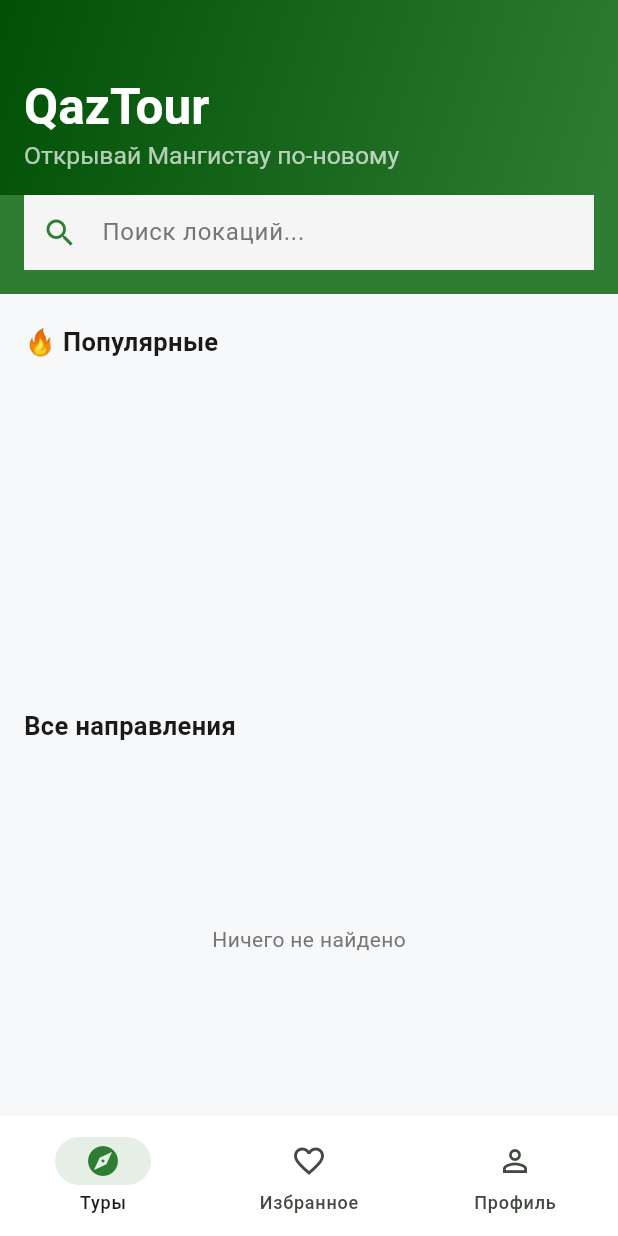
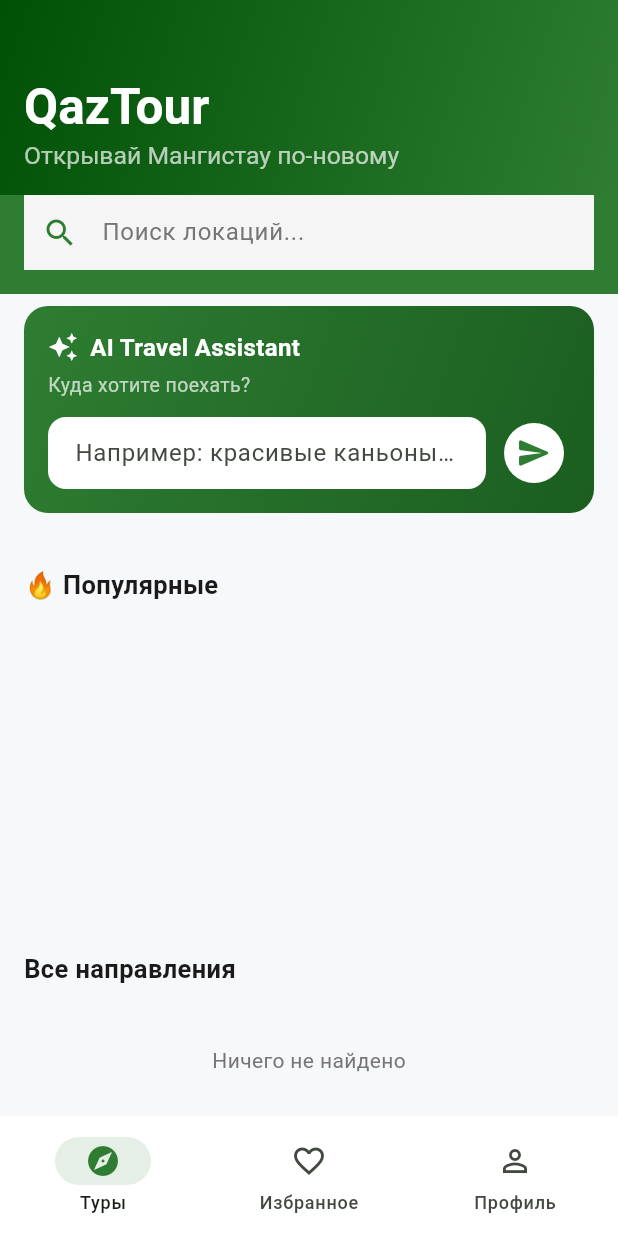
Before and after one commit to ustabarkz-cpu/qaztour, a Flutter app: the HomeScreen screen opened by its route, on a phone screen of 412 x 824 dp. Run offline on Flutter 3.47's test engine with Material 3 defaults, Android fonts, the phone set to English and light mode, and no system bars; our stand-ins replace cached_network_image, firebase_core, firebase_messaging, flutter_local_notifications, flutter_riverpod, go_router and 4 more; accounts and stored records are empty.

Commit message:
Add reviews UI, fix VR rotation direction, fix bookings back nav, add AI Travel Assistant

```diff
--- a/lib/features/bookings/screens/my_bookings_screen.dart
+++ b/lib/features/bookings/screens/my_bookings_screen.dart
@@ -19,7 +19,7 @@ class MyBookingsScreen extends ConsumerWidget {
           iconTheme: const IconThemeData(color: Colors.white),
           leading: IconButton(
             icon: const Icon(Icons.arrow_back, color: Colors.white),
-            onPressed: () => context.go('/profile'),
+            onPressed: () => context.go('/home'),
           ),
           title: const Text('Мои бронирования',
               style: TextStyle(fontWeight: FontWeight.bold, color: Colors.white))),
--- a/lib/features/home/screens/home_screen.dart
+++ b/lib/features/home/screens/home_screen.dart
@@ -6,6 +6,7 @@ import '../../../core/theme/app_colors.dart';
 import '../../auth/providers/auth_provider.dart';
 import '../../locations/models/location.dart';
 import '../../locations/providers/locations_provider.dart';
+import '../widgets/ai_assistant_card.dart';
 
 class HomeScreen extends ConsumerStatefulWidget {
   const HomeScreen({super.key});
@@ -109,6 +110,13 @@ class _HomeScreenState extends ConsumerState<HomeScreen> {
                   ),
                 ),
               ),
+
+              // ─── AI Travel Assistant ───
+              if (_search.isEmpty) ...[
+                const SliverToBoxAdapter(
+                  child: AiAssistantCard(),
+                ),
+              ],
 
               // ─── Популярные (горизонтальный скролл) ───
               if (_search.isEmpty) ...[
--- /dev/null
+++ b/lib/features/home/widgets/ai_assistant_card.dart
@@ -0,0 +1,224 @@
+import 'package:flutter/material.dart';
+import 'package:flutter_riverpod/flutter_riverpod.dart';
+import 'package:go_router/go_router.dart';
+import '../../../core/theme/app_colors.dart';
+import '../../locations/models/location.dart';
+import '../../locations/providers/locations_provider.dart';
+import '../../../shared/widgets/vr_video_player.dart';
+
+class AiSuggestion {
+  final String locationId;
+  final String message;
+
+  const AiSuggestion({required this.locationId, required this.message});
+}
+
+class AiAssistantCard extends ConsumerStatefulWidget {
+  const AiAssistantCard({super.key});
+
+  @override
+  ConsumerState<AiAssistantCard> createState() => _AiAssistantCardState();
+}
+
+class _AiAssistantCardState extends ConsumerState<AiAssistantCard> {
+  final _controller = TextEditingController();
+  bool _loading = false;
+  String? _error;
+  AiSuggestion? _suggestion;
+  LocationModel? _location;
+
+  @override
+  void dispose() {
+    _controller.dispose();
+    super.dispose();
+  }
+
+  Future<void> _ask() async {
+    final text = _controller.text.trim();
+    if (text.isEmpty) return;
+
+    setState(() {
+      _loading = true;
+      _error = null;
+      _suggestion = null;
+      _location = null;
+    });
+
+    final locations = ref.read(locationsProvider).valueOrNull ?? [];
+
+    try {
+      await Future.delayed(const Duration(milliseconds: 900));
+      final suggestion = _localSuggestion(text, locations);
+
+      LocationModel? location;
+      try {
+        location = locations.firstWhere((l) => l.id == suggestion?.locationId);
+      } catch (_) {
+        location = null;
+      }
+
+      setState(() {
+        _suggestion = suggestion;
+        _location = location;
+      });
+    } catch (e) {
+      setState(() => _error = 'Не удалось получить ответ: $e');
+    } finally {
+      setState(() => _loading = false);
+    }
+  }
+
+  AiSuggestion? _localSuggestion(String request, List<LocationModel> locations) {
+    if (locations.isEmpty) return null;
+
+    final words = request
+        .toLowerCase()
+        .split(RegExp(r'[^a-zа-яё0-9]+'))
+        .where((w) => w.length > 2)
+        .toSet();
+
+    final vrLocations = locations.where((l) => l.youtube360Url != null).toList();
+    final candidates = vrLocations.isNotEmpty ? vrLocations : locations;
+
+    LocationModel best = candidates.first;
+    int bestScore = -1;
+    for (final loc in candidates) {
+      final text = '${loc.name} ${loc.description ?? ''}'.toLowerCase();
+      final score = words.where((w) => text.contains(w)).length;
+      if (score > bestScore) {
+        bestScore = score;
+        best = loc;
+      }
+    }
+
+    final message = bestScore > 0
+        ? '«${best.name}» подходит под ваш запрос лучше всего. '
+            'Посмотрите VR 360°-превью и выберите гида для поездки — '
+            'возьмите с собой воду и удобную обувь.'
+        : 'Пока не нашли точное совпадение, но вот интересное место — «${best.name}». '
+            'Загляните в VR 360°-превью и список гидов, чтобы спланировать поездку.';
+
+    return AiSuggestion(locationId: best.id, message: message);
+  }
+
+  @override
+  Widget build(BuildContext context) {
+    return Container(
+      margin: const EdgeInsets.fromLTRB(16, 8, 16, 16),
+      padding: const EdgeInsets.all(16),
+      decoration: BoxDecoration(
+        gradient: const LinearGradient(
+          colors: [AppColors.primary, Color(0xFF1B5E20)],
+          begin: Alignment.topLeft,
+          end: Alignment.bottomRight,
+        ),
+        borderRadius: BorderRadius.circular(16),
+      ),
+      child: Column(
+        crossAxisAlignment: CrossAxisAlignment.start,
+        children: [
+          const Row(
+            children: [
+              Icon(Icons.auto_awesome, color: Colors.white, size: 20),
+              SizedBox(width: 8),
+              Text('AI Travel Assistant',
+                  style: TextStyle(
+                      color: Colors.white,
+                      fontWeight: FontWeight.bold,
+                      fontSize: 16)),
+            ],
+          ),
+          const SizedBox(height: 4),
+          const Text('Куда хотите поехать?',
+              style: TextStyle(color: Colors.white70, fontSize: 13)),
+          const SizedBox(height: 12),
+          Row(
+            children: [
+              Expanded(
+                child: TextField(
+                  controller: _controller,
+                  style: const TextStyle(color: Colors.black87),
+                  decoration: InputDecoration(
+                    hintText: 'Например: красивые каньоны, бюджет 30 000',
+                    filled: true,
+                    fillColor: Colors.white,
+                    contentPadding:
+                        const EdgeInsets.symmetric(horizontal: 14, vertical: 10),
+                    border: OutlineInputBorder(
+                      borderRadius: BorderRadius.circular(12),
+                      borderSide: BorderSide.none,
+                    ),
+                  ),
+                  onSubmitted: (_) => _ask(),
+                ),
+              ),
+              const SizedBox(width: 8),
+              IconButton.filled(
+                onPressed: _loading ? null : _ask,
+                style: IconButton.styleFrom(
+                  backgroundColor: Colors.white,
+                  foregroundColor: AppColors.primary,
+                ),
+                icon: _loading
+                    ? const SizedBox(
+                        width: 18,
+                        height: 18,
+                        child: CircularProgressIndicator(strokeWidth: 2))
+                    : const Icon(Icons.send_rounded),
+              ),
+            ],
+          ),
+          if (_error != null) ...[
+            const SizedBox(height: 12),
+            Text(_error!, style: const TextStyle(color: Colors.white)),
+          ],
+          if (_suggestion != null) ...[
+            const SizedBox(height: 14),
+            Container(
+              padding: const EdgeInsets.all(12),
+              decoration: BoxDecoration(
+                color: Colors.white,
+                borderRadius: BorderRadius.circular(12),
+              ),
+              child: Column(
+                crossAxisAlignment: CrossAxisAlignment.start,
+                children: [
+                  if (_location != null)
+                    Text(_location!.name,
+                        style: const TextStyle(
+                            fontWeight: FontWeight.bold, fontSize: 15)),
+                  const SizedBox(height: 6),
+                  Text(_suggestion!.message,
+                      style: const TextStyle(
+                          color: AppColors.textSecondary, height: 1.4)),
+                  if (_location?.youtube360Url != null) ...[
+                    const SizedBox(height: 10),
+                    ClipRRect(
+                      borderRadius: BorderRadius.circular(10),
+                      child: VrVideoBanner(
+                        videoUrl: _location!.youtube360Url!,
+                        thumbnailUrl: _location!.photoUrl,
+                      ),
+                    ),
+                  ],
+                  if (_location != null) ...[
+                    const SizedBox(height: 10),
+                    SizedBox(
+                      width: double.infinity,
+                      child: FilledButton.icon(
+                        onPressed: () =>
+                            context.push('/location/${_location!.id}'),
+                        icon: const Icon(Icons.map_outlined),
+                        label: const Text('Смотреть локацию и гидов'),
+                      ),
+                    ),
+                  ],
+                ],
+              ),
+            ),
+          ],
+        ],
+      ),
+    );
+  }
+}
--- a/lib/shared/widgets/vr_video_player.dart
+++ b/lib/shared/widgets/vr_video_player.dart
@@ -206,7 +206,7 @@ class _VrVideoFullscreenState extends State<VrVideoFullscreen> {
       if (last == null) return;
 
       final dt = now.difference(last).inMicroseconds / 1e6;
-      _yaw   -= e.z * dt * (180 / math.pi);
+      _yaw   += e.z * dt * (180 / math.pi);
       _pitch += e.x * dt * (180 / math.pi);
       _pitch  = _pitch.clamp(-85.0, 85.0);
     });
--- a/pubspec.yaml
+++ b/pubspec.yaml
@@ -11,6 +11,8 @@ dependencies:
     sdk: flutter
   flutter_localizations:
     sdk: flutter
+
+  http: ^1.2.0
 
   # Backend
   supabase_flutter: ^2.8.4
```
Also changed, not shown: lib/features/locations/screens/location_detail_screen.dart (+112 -2 lines), lib/features/tours/models/review.dart (added, +26 -0 lines), lib/features/tours/providers/guides_provider.dart (+27 -0 lines), pubspec.lock, 1 other file.
